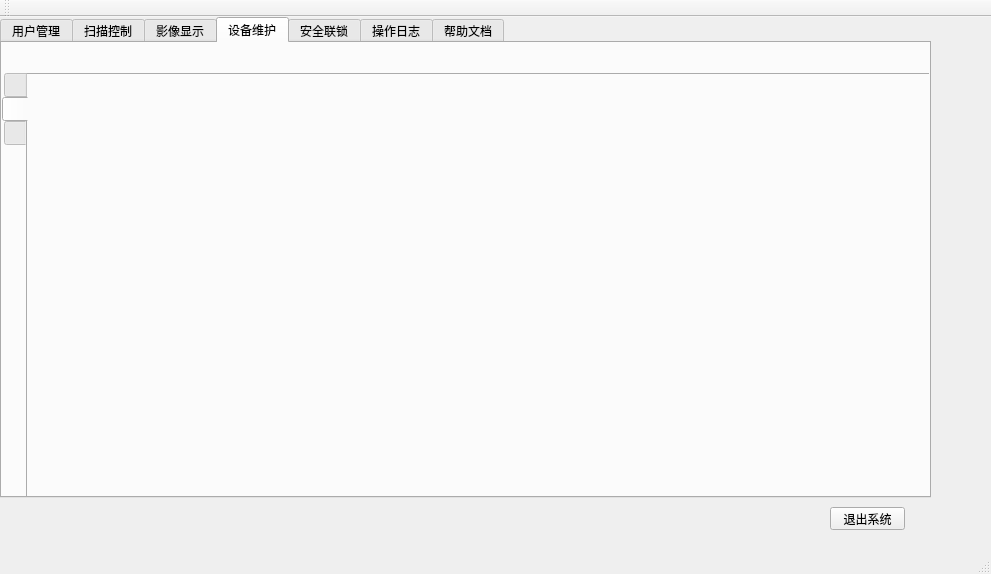
The window that GUI/mainwindow.ui (xzyuan/newCT) describes before a commit, drawn with Qt 5.
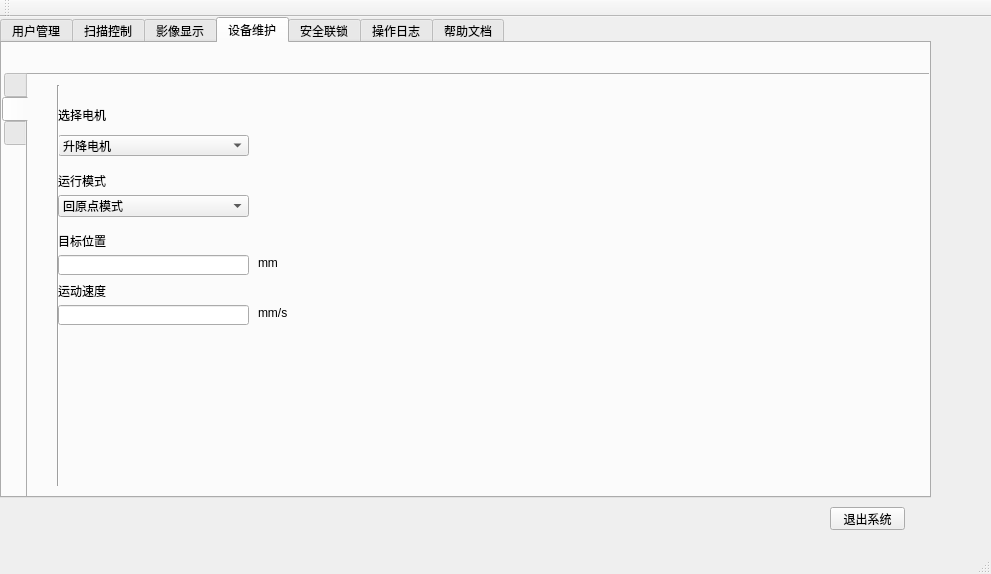
The same window after the commit. The open tabs and pages were chosen to show the change. Icons and pictures are not drawn.

What changed in the file:
```diff
--- a/GUI/mainwindow.ui
+++ b/GUI/mainwindow.ui
@@ -747,6 +747,165 @@
        <attribute name="title">
         <string/>
        </attribute>
+       <widget class="QComboBox" name="comboBox">
+        <property name="geometry">
+         <rect>
+          <x>30</x>
+          <y>60</y>
+          <width>191</width>
+          <height>21</height>
+         </rect>
+        </property>
+        <property name="editable">
+         <bool>false</bool>
+        </property>
+        <item>
+         <property name="text">
+          <string>升降电机</string>
+         </property>
+        </item>
+        <item>
+         <property name="text">
+          <string>旋转电机</string>
+         </property>
+        </item>
+       </widget>
+       <widget class="Line" name="line">
+        <property name="geometry">
+         <rect>
+          <x>20</x>
+          <y>10</y>
+          <width>20</width>
+          <height>401</height>
+         </rect>
+        </property>
+        <property name="orientation">
+         <enum>Qt::Vertical</enum>
+        </property>
+       </widget>
+       <widget class="QLabel" name="label_20">
+        <property name="geometry">
+         <rect>
+          <x>30</x>
+          <y>30</y>
+          <width>54</width>
+          <height>20</height>
+         </rect>
+        </property>
+        <property name="text">
+         <string>选择电机</string>
+        </property>
+       </widget>
+       <widget class="QLabel" name="label_30">
+        <property name="geometry">
+         <rect>
+          <x>30</x>
+          <y>210</y>
+          <width>54</width>
+          <height>12</height>
+         </rect>
+        </property>
+        <property name="text">
+         <string>运动速度</string>
+        </property>
+       </widget>
+       <widget class="QLineEdit" name="lineEdit">
+        <property name="geometry">
+         <rect>
+          <x>30</x>
+          <y>230</y>
+          <width>191</width>
+          <height>20</height>
+         </rect>
+        </property>
+       </widget>
+       <widget class="QLabel" name="label_31">
+        <property name="geometry">
+         <rect>
+          <x>230</x>
+          <y>230</y>
+          <width>31</width>
+          <height>16</height>
+         </rect>
+        </property>
+        <property name="text">
+         <string>mm/s</string>
+        </property>
+       </widget>
+       <widget class="QLabel" name="label_32">
+        <property name="geometry">
+         <rect>
+          <x>30</x>
+          <y>100</y>
+          <width>54</width>
+          <height>12</height>
+         </rect>
+        </property>
+        <property name="text">
+         <string>运行模式</string>
+        </property>
+       </widget>
+       <widget class="QComboBox" name="comboBox_2">
+        <property name="geometry">
+         <rect>
+          <x>30</x>
+          <y>120</y>
+          <width>191</width>
+          <height>22</height>
+         </rect>
+        </property>
+        <item>
+         <property name="text">
+          <string>回原点模式</string>
+         </property>
+        </item>
+        <item>
+         <property name="text">
+          <string>点动模式</string>
+         </property>
+        </item>
+        <item>
+         <property name="text">
+          <string>定位运动模式</string>
+         </property>
+        </item>
+       </widget>
+       <widget class="QLabel" name="label_33">
+        <property name="geometry">
+         <rect>
+          <x>30</x>
+          <y>160</y>
+          <width>54</width>
+          <height>12</height>
+         </rect>
+        </property>
+        <property name="text">
+         <string>目标位置</string>
+        </property>
+       </widget>
+       <widget class="QLineEdit" name="lineEdit_2">
+        <property name="geometry">
+         <rect>
+          <x>30</x>
+          <y>180</y>
+          <width>191</width>
+          <height>20</height>
+         </rect>
+        </property>
+       </widget>
+       <widget class="QLabel" name="label_34">
+        <property name="geometry">
+         <rect>
+          <x>230</x>
+          <y>180</y>
+          <width>21</width>
+          <height>16</height>
+         </rect>
+        </property>
+        <property name="text">
+         <string>mm</string>
+        </property>
+       </widget>
       </widget>
       <widget class="QWidget" name="tab_12">
        <attribute name="icon">
```
Left out of the diff: 4 changed lines with no effect on the pictures.
